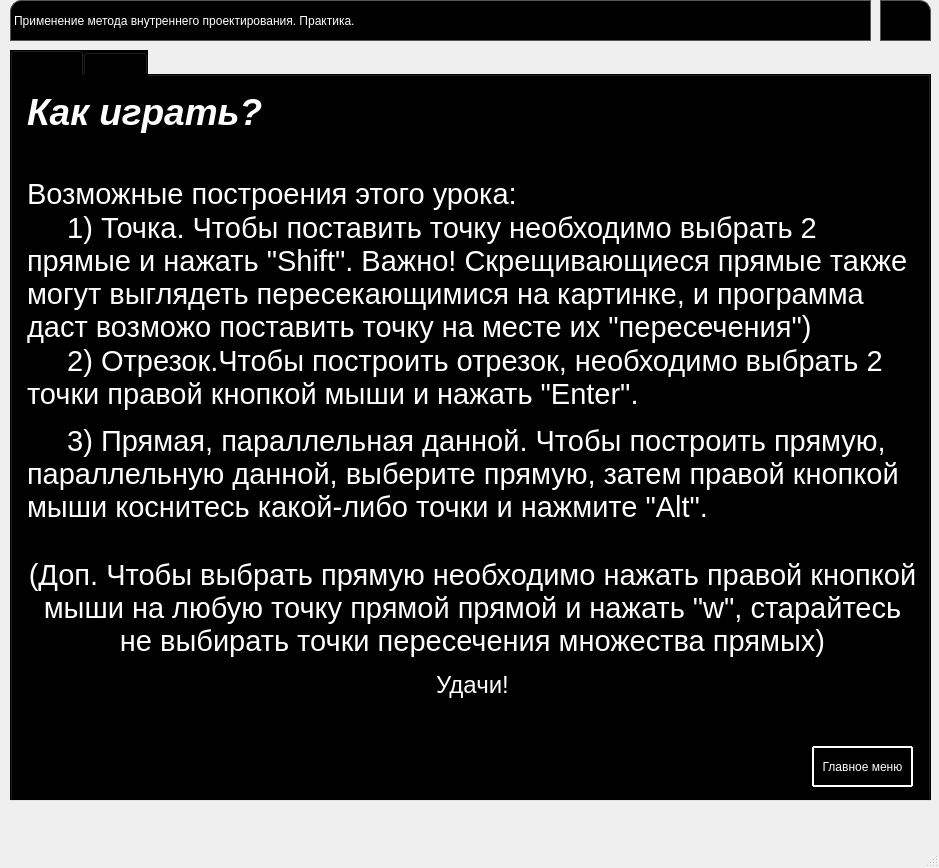
Qt form form2_p.ui (leriia-meow/geometry) before a commit.
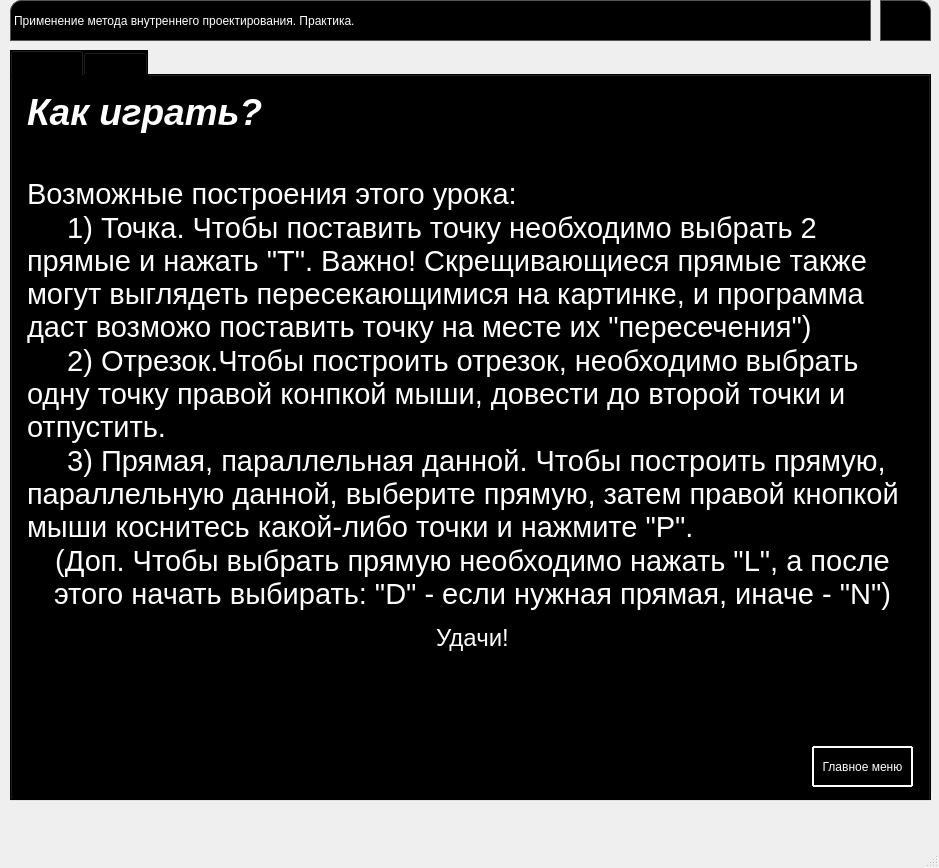
The same form after that commit. Icons and pictures are not drawn.

```diff
--- a/form2_p.ui
+++ b/form2_p.ui
@@ -154,14 +154,13 @@
 &lt;p style=&quot; margin-top:0px; margin-bottom:0px; margin-left:0px; margin-right:0px; -qt-block-indent:0; text-indent:0px;&quot;&gt;&lt;span style=&quot; font-size:28pt; font-weight:600; font-style:italic; color:#ffffff;&quot;&gt;Как играть?&lt;/span&gt;&lt;/p&gt;
 &lt;p style=&quot;-qt-paragraph-type:empty; margin-top:0px; margin-bottom:0px; margin-left:0px; margin-right:0px; -qt-block-indent:0; text-indent:0px; font-size:28pt; font-weight:600; font-style:italic; color:#ffffff;&quot;&gt;&lt;br /&gt;&lt;/p&gt;
 &lt;p style=&quot; margin-top:0px; margin-bottom:0px; margin-left:0px; margin-right:0px; -qt-block-indent:0; text-indent:0px;&quot;&gt;&lt;span style=&quot; font-size:22pt; color:#ffffff;&quot;&gt;Возможные построения этого урока:&lt;/span&gt;&lt;/p&gt;
-&lt;p style=&quot; margin-top:0px; margin-bottom:0px; margin-left:0px; margin-right:0px; -qt-block-indent:0; text-indent:0px;&quot;&gt;&lt;span style=&quot; font-size:22pt; color:#ffffff;&quot;&gt;     1) Точка. Чтобы поставить точку необходимо выбрать 2 прямые и нажать &amp;quot;Shift&amp;quot;. Важно! Скрещивающиеся прямые также могут выглядеть пересекающимися на картинке, и программа даст возможо поставить точку на месте их &amp;quot;пересечения&amp;quot;)&lt;/span&gt;&lt;/p&gt;
-&lt;p style=&quot; margin-top:0px; margin-bottom:0px; margin-left:0px; margin-right:0px; -qt-block-indent:0; text-indent:0px;&quot;&gt;&lt;span style=&quot; font-size:22pt; color:#ffffff;&quot;&gt;     2) Отрезок.Чтобы построить отрезок, необходимо выбрать 2 точки правой кнопкой мыши и нажать &amp;quot;Enter&amp;quot;.&lt;/span&gt;&lt;/p&gt;
-&lt;p style=&quot;-qt-paragraph-type:empty; margin-top:0px; margin-bottom:0px; margin-left:0px; margin-right:0px; -qt-block-indent:0; text-indent:0px; font-size:8pt; color:#ffffff;&quot;&gt;&lt;br /&gt;&lt;/p&gt;
-&lt;p style=&quot; margin-top:0px; margin-bottom:0px; margin-left:0px; margin-right:0px; -qt-block-indent:0; text-indent:0px;&quot;&gt;&lt;span style=&quot; font-size:22pt; color:#ffffff;&quot;&gt;     3) Прямая, параллельная данной. Чтобы построить прямую, параллельную данной, выберите прямую, затем правой кнопкой мыши коснитесь какой-либо точки и нажмите &amp;quot;Alt&amp;quot;.&lt;/span&gt;&lt;/p&gt;
-&lt;p style=&quot;-qt-paragraph-type:empty; margin-top:0px; margin-bottom:0px; margin-left:0px; margin-right:0px; -qt-block-indent:0; text-indent:0px; font-size:22pt; color:#ffffff;&quot;&gt;&lt;br /&gt;&lt;/p&gt;
-&lt;p align=&quot;center&quot; style=&quot; margin-top:0px; margin-bottom:0px; margin-left:0px; margin-right:0px; -qt-block-indent:0; text-indent:0px;&quot;&gt;&lt;span style=&quot; font-size:22pt; color:#ffffff;&quot;&gt;(Доп. Чтобы выбрать прямую необходимо нажать правой кнопкой мыши на любую точку прямой прямой и нажать &amp;quot;w&amp;quot;, старайтесь не выбирать точки пересечения множества прямых)&lt;/span&gt;&lt;/p&gt;
-&lt;p style=&quot;-qt-paragraph-type:empty; margin-top:0px; margin-bottom:0px; margin-left:0px; margin-right:0px; -qt-block-indent:0; text-indent:0px; color:#ffffff;&quot;&gt;&lt;br /&gt;&lt;/p&gt;
+&lt;p style=&quot; margin-top:0px; margin-bottom:0px; margin-left:0px; margin-right:0px; -qt-block-indent:0; text-indent:0px;&quot;&gt;&lt;span style=&quot; font-size:22pt; color:#ffffff;&quot;&gt;     1) Точка. Чтобы поставить точку необходимо выбрать 2 прямые и нажать &amp;quot;T&amp;quot;. Важно! Скрещивающиеся прямые также могут выглядеть пересекающимися на картинке, и программа даст возможо поставить точку на месте их &amp;quot;пересечения&amp;quot;)&lt;/span&gt;&lt;/p&gt;
+&lt;p style=&quot; margin-top:0px; margin-bottom:0px; margin-left:0px; margin-right:0px; -qt-block-indent:0; text-indent:0px;&quot;&gt;&lt;span style=&quot; font-size:22pt; color:#ffffff;&quot;&gt;     2) Отрезок.Чтобы построить отрезок, необходимо выбрать одну точку правой конпкой мыши, довести до второй точки и отпустить.&lt;/span&gt;&lt;/p&gt;
+&lt;p style=&quot; margin-top:0px; margin-bottom:0px; margin-left:0px; margin-right:0px; -qt-block-indent:0; text-indent:0px;&quot;&gt;&lt;span style=&quot; font-size:22pt; color:#ffffff;&quot;&gt;     3) Прямая, параллельная данной. Чтобы построить прямую, параллельную данной, выберите прямую, затем правой кнопкой мыши коснитесь какой-либо точки и нажмите &amp;quot;P&amp;quot;.&lt;/span&gt;&lt;/p&gt;
+&lt;p align=&quot;center&quot; style=&quot; margin-top:0px; margin-bottom:0px; margin-left:0px; margin-right:0px; -qt-block-indent:0; text-indent:0px;&quot;&gt;&lt;span style=&quot; font-size:22pt; color:#ffffff;&quot;&gt;(Доп. Чтобы выбрать прямую необходимо нажать &amp;quot;L&amp;quot;, а после этого начать выбирать: &amp;quot;D&amp;quot; - если нужная прямая, иначе - &amp;quot;N&amp;quot;)&lt;/span&gt;&lt;/p&gt;
+&lt;p align=&quot;center&quot; style=&quot;-qt-paragraph-type:empty; margin-top:0px; margin-bottom:0px; margin-left:0px; margin-right:0px; -qt-block-indent:0; text-indent:0px; color:#ffffff;&quot;&gt;&lt;br /&gt;&lt;/p&gt;
 &lt;p align=&quot;center&quot; style=&quot; margin-top:0px; margin-bottom:0px; margin-left:0px; margin-right:0px; -qt-block-indent:0; text-indent:0px;&quot;&gt;&lt;span style=&quot; font-size:18pt; color:#ffffff;&quot;&gt;Удачи!&lt;/span&gt;&lt;/p&gt;
+&lt;p align=&quot;center&quot; style=&quot;-qt-paragraph-type:empty; margin-top:0px; margin-bottom:0px; margin-left:0px; margin-right:0px; -qt-block-indent:0; text-indent:0px; color:#121212;&quot;&gt;&lt;br /&gt;&lt;/p&gt;
 &lt;p style=&quot;-qt-paragraph-type:empty; margin-top:0px; margin-bottom:0px; margin-left:0px; margin-right:0px; -qt-block-indent:0; text-indent:0px; color:#ffffff;&quot;&gt;&lt;br /&gt;&lt;/p&gt;&lt;/body&gt;&lt;/html&gt;</string>
       </property>
      </widget>
```
